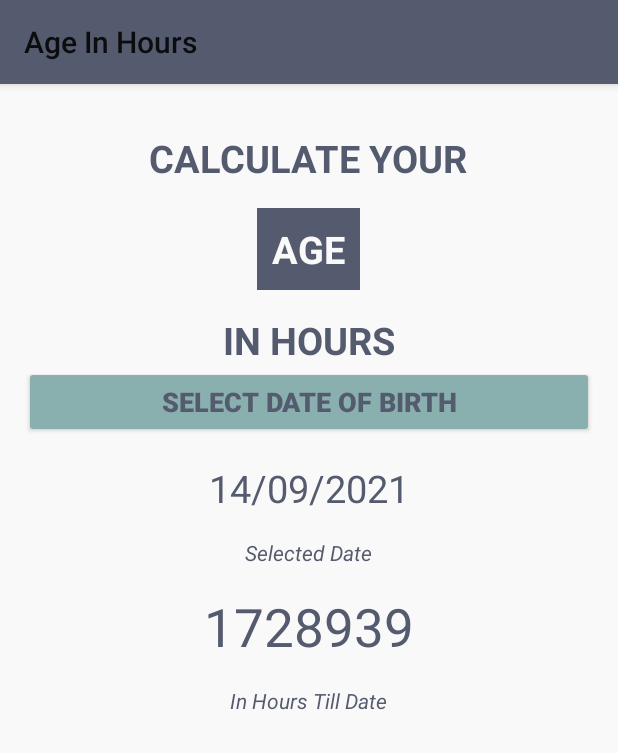
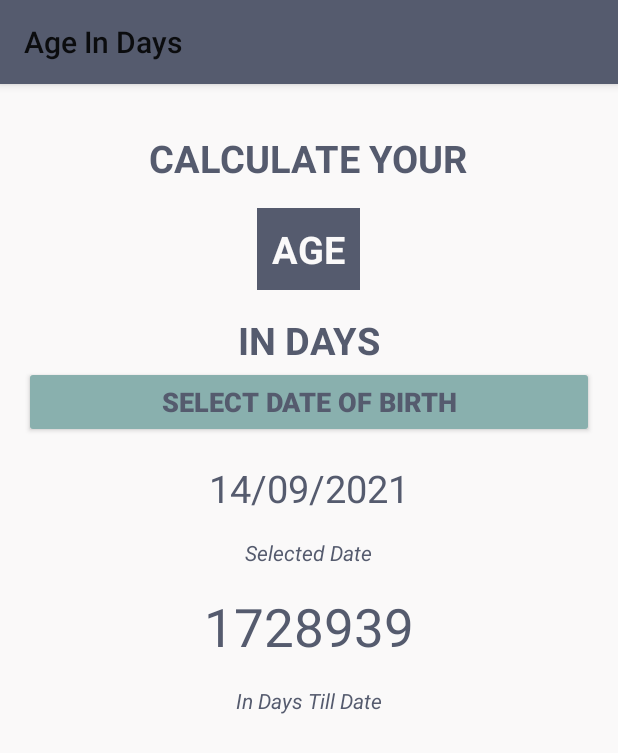
Before and after one commit to Akshayus27/age-in-days, an Android app: the screen it shows after launch (MainActivity), on a phone screen of 412 x 824 dp. Shown: the top 753 px of the screen. Run offline under Robolectric (Android 15) with nearby library versions, the phone set to English and light mode, and no system bars.

Commit message:
formatted to days

```diff
--- a/app/src/main/AndroidManifest.xml
+++ b/app/src/main/AndroidManifest.xml
@@ -11,7 +11,7 @@
         android:label="@string/app_name"
         android:roundIcon="@mipmap/ic_launcher_round"
         android:supportsRtl="true"
-        android:theme="@style/Theme.AgeInHours"
+        android:theme="@style/Theme.AgeInDays"
         tools:targetApi="31">
         <activity
             android:name=".MainActivity"
--- a/app/src/main/java/com/example/dobm/MainActivity.kt
+++ b/app/src/main/java/com/example/dobm/MainActivity.kt
@@ -12,8 +12,8 @@ import java.util.*
 class MainActivity : AppCompatActivity() {
 
     private var tvSelectedDate: TextView? = null
-    private var tvAgeInHours: TextView? = null
-    private val hoursTime = 3600000
+    private var tvAgeInDays: TextView? = null
+    private val daysTime = 60000 * 60 * 24
 
     override fun onCreate(savedInstanceState: Bundle?) {
         super.onCreate(savedInstanceState)
@@ -21,7 +21,7 @@ class MainActivity : AppCompatActivity() {
 
         val dateButton: Button = findViewById(R.id.datePickerButton)
         tvSelectedDate = findViewById(R.id.tvSelectedDate)
-        tvAgeInHours = findViewById(R.id.tvAgeInHours)
+        tvAgeInDays = findViewById(R.id.tvAgeInDays)
 
         dateButton.setOnClickListener {
             clickDatePicker()
@@ -54,12 +54,12 @@ class MainActivity : AppCompatActivity() {
 
 
                 actualDate?.let {
-                    val selectedDateInHours = actualDate.time / hoursTime
+                    val selectedDateInDays = actualDate.time / daysTime
 
                     currentDate?.let {
-                        val currentDateInHours = currentDate.time / hoursTime
-                        val ageInHours = currentDateInHours - selectedDateInHours
-                        tvAgeInHours?.text = ageInHours.toString()
+                        val currentDateInDays = currentDate.time / daysTime
+                        val ageInDays = currentDateInDays - selectedDateInDays
+                        tvAgeInDays?.text = ageInDays.toString()
                     }
                 }
             }, year, month, day)
--- a/app/src/main/res/layout/activity_main.xml
+++ b/app/src/main/res/layout/activity_main.xml
@@ -34,7 +34,7 @@
         android:layout_width="wrap_content"
         android:layout_height="wrap_content"
         android:layout_marginTop="16dp"
-        android:text="IN HOURS"
+        android:text="IN DAYS"
         android:textColor="@color/textBlue"
         android:textSize="25sp"
         android:textStyle="bold" />
@@ -68,7 +68,7 @@
         android:textStyle="italic" />
 
     <TextView
-        android:id="@+id/tvAgeInHours"
+        android:id="@+id/tvAgeInDays"
         android:layout_width="wrap_content"
         android:layout_height="wrap_content"
         android:layout_marginTop="16dp"
@@ -80,7 +80,7 @@
         android:layout_width="wrap_content"
         android:layout_height="wrap_content"
         android:layout_marginTop="16dp"
-        android:text="In Hours Till Date"
+        android:text="In Days Till Date"
         android:textColor="@color/textBlue"
         android:textSize="14sp"
         android:textStyle="italic" />
--- a/app/src/main/res/values-night/themes.xml
+++ b/app/src/main/res/values-night/themes.xml
@@ -1,7 +1,7 @@
 <resources xmlns:tools="http://schemas.android.com/tools">
     <!-- Base application theme. -->
 <!--    <style name="Theme.AgeInHours" parent="Theme.MaterialComponents.DayNight.DarkActionBar">-->
-    <style name="Theme.AgeInHours" parent="Theme.MaterialComponents.DayNight.Bridge">
+    <style name="Theme.AgeInDays" parent="Theme.MaterialComponents.DayNight.Bridge">
         <!-- Primary brand color. -->
         <item name="colorPrimary">@color/textBlue</item>
         <item name="colorPrimaryVariant">@color/textBlueLight</item>
--- a/app/src/main/res/values/strings.xml
+++ b/app/src/main/res/values/strings.xml
@@ -1,3 +1,3 @@
 <resources>
-    <string name="app_name">Age In Hours</string>
+    <string name="app_name">Age In Days</string>
 </resources>
--- a/app/src/main/res/values/themes.xml
+++ b/app/src/main/res/values/themes.xml
@@ -1,7 +1,7 @@
 <resources xmlns:tools="http://schemas.android.com/tools">
     <!-- Base application theme. -->
 <!--    <style name="Theme.AgeInHours" parent="Theme.MaterialComponents.DayNight.DarkActionBar">-->
-    <style name="Theme.AgeInHours" parent="Theme.MaterialComponents.DayNight.Bridge">
+    <style name="Theme.AgeInDays" parent="Theme.MaterialComponents.DayNight.Bridge">
     <!-- Primary brand color. -->
         <item name="colorPrimary">@color/textBlue</item>
         <item name="colorPrimaryVariant">@color/textBlueLight</item>
```
